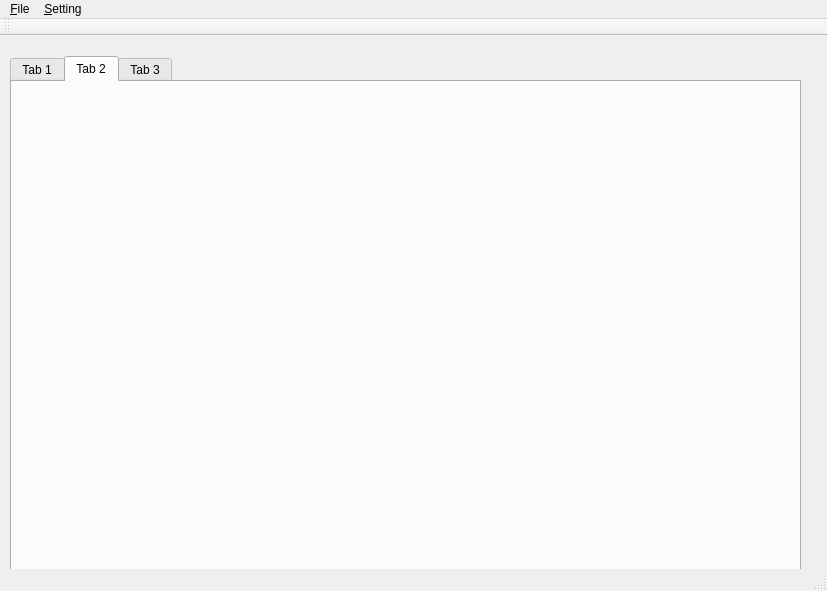
Old version of the form mainwindow.ui in the repository trivalchang/venus.
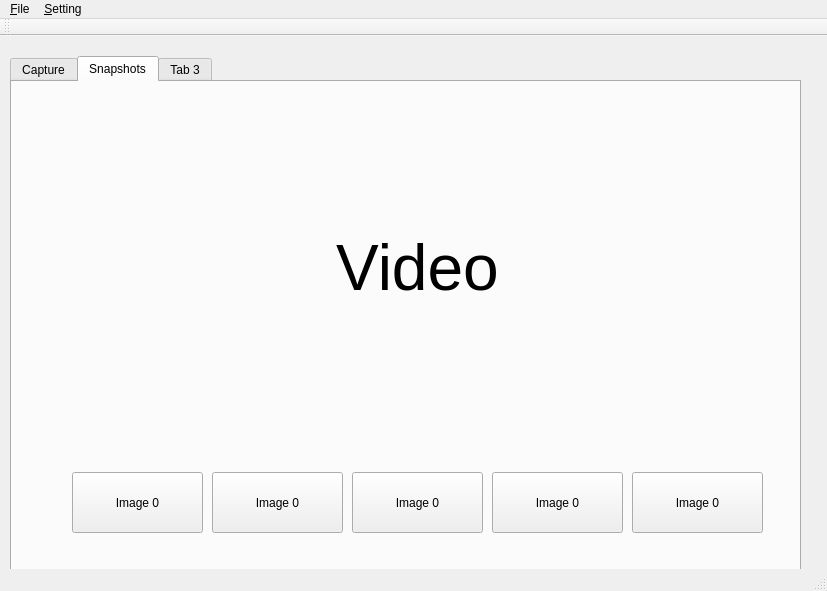
New version of the form. The open tabs and pages were chosen to show the change. Custom widgets are drawn as their Qt base class.

Commit message:
Subject: refine argument and loop template file to match Test Case:
$ python matchTest.py -i OSD/MainMenu.JPG -t OSD/title_pic_foc.png OSD/
title_pic_audio_foc.png OSD/title_pic_app_foc.png OSD/
title_pic_setup_foc.png OSD/title_pic_sx_nor.png OSD/title_pic_nor.png

Patch:
```diff
--- a/mainwindow.ui
+++ b/mainwindow.ui
@@ -28,7 +28,7 @@
     </property>
     <widget class="QWidget" name="tab">
      <attribute name="title">
-      <string>Tab 1</string>
+      <string>Capture</string>
      </attribute>
      <widget class="QPushButton" name="OpenCameraBtn">
       <property name="geometry">
@@ -127,8 +127,97 @@
     </widget>
     <widget class="QWidget" name="tab_2">
      <attribute name="title">
-      <string>Tab 2</string>
+      <string>Snapshots</string>
      </attribute>
+     <widget class="ImageDisplayLabel" name="Snapshots">
+      <property name="geometry">
+       <rect>
+        <x>130</x>
+        <y>10</y>
+        <width>551</width>
+        <height>351</height>
+       </rect>
+      </property>
+      <property name="font">
+       <font>
+        <pointsize>48</pointsize>
+       </font>
+      </property>
+      <property name="lineWidth">
+       <number>0</number>
+      </property>
+      <property name="text">
+       <string>Video</string>
+      </property>
+      <property name="alignment">
+       <set>Qt::AlignCenter</set>
+      </property>
+     </widget>
+     <widget class="QPushButton" name="pushButton">
+      <property name="geometry">
+       <rect>
+        <x>60</x>
+        <y>390</y>
+        <width>131</width>
+        <height>61</height>
+       </rect>
+      </property>
+      <property name="text">
+       <string>Image 0</string>
+      </property>
+     </widget>
+     <widget class="QPushButton" name="pushButton_2">
+      <property name="geometry">
+       <rect>
+        <x>200</x>
+        <y>390</y>
+        <width>131</width>
+        <height>61</height>
+       </rect>
+      </property>
+      <property name="text">
+       <string>Image 0</string>
+      </property>
+     </widget>
+     <widget class="QPushButton" name="pushButton_3">
+      <property name="geometry">
+       <rect>
+        <x>340</x>
+        <y>390</y>
+        <width>131</width>
+        <height>61</height>
+       </rect>
+      </property>
+      <property name="text">
+       <string>Image 0</string>
+      </property>
+     </widget>
+     <widget class="QPushButton" name="pushButton_4">
+      <property name="geometry">
+       <rect>
+        <x>480</x>
+        <y>390</y>
+        <width>131</width>
+        <height>61</height>
+       </rect>
+      </property>
+      <property name="text">
+       <string>Image 0</string>
+      </property>
+     </widget>
+     <widget class="QPushButton" name="pushButton_5">
+      <property name="geometry">
+       <rect>
+        <x>620</x>
+        <y>390</y>
+        <width>131</width>
+        <height>61</height>
+       </rect>
+      </property>
+      <property name="text">
+       <string>Image 0</string>
+      </property>
+     </widget>
     </widget>
     <widget class="QWidget" name="tab_3">
      <attribute name="title">
```
Left out of the diff: 4 changed lines with no effect on the pictures. The commit also changes 2 other files.
